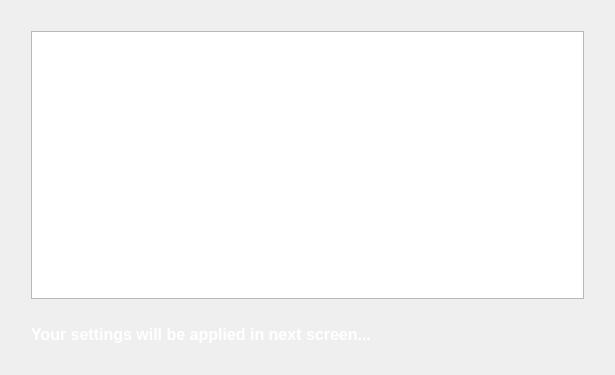
Before: the Qt Designer form kde4/kaptan4/src/gui/summaryWidget.ui in pars-linux/uludag, drawn with Qt 5.
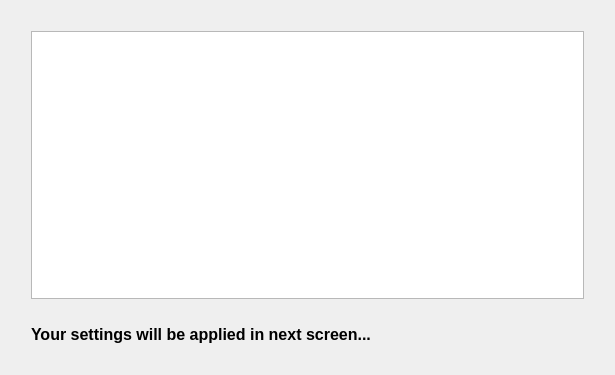
After: the same form once the commit is applied.

Commit message: default color is not white anymore

Patch:
```diff
--- a/kde4/kaptan4/src/gui/summaryWidget.ui
+++ b/kde4/kaptan4/src/gui/summaryWidget.ui
@@ -92,7 +92,7 @@
         </sizepolicy>
        </property>
        <property name="styleSheet">
-        <string notr="true">color: white</string>
+        <string notr="true"/>
        </property>
        <property name="frameShadow">
         <enum>QFrame::Raised</enum>
```
The commit also changes 10 other files.
